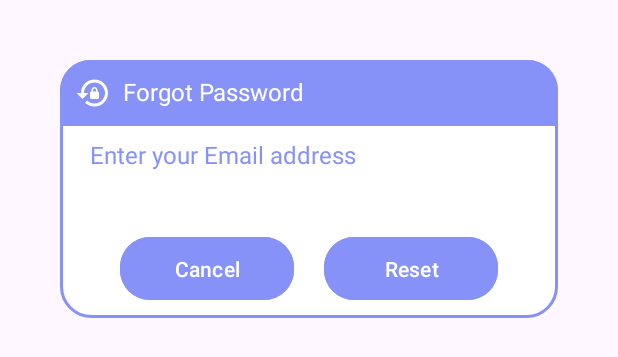
After one commit to Pasindu666/androidapplication, an Android app: the layout dialog_forgot.xml on its own in the app's theme, with its tools: preview values and no code run, on a phone screen of 412 x 824 dp. The commit adds this screen. Shown: the top 357 px of the screen. Run offline under Robolectric (Android 15) with nearby library versions, the phone set to English and light mode, and no system bars.

Commit message:
Android Application (Forgot Password added)

```diff
--- a/app/src/main/res/drawable/baseline_lock_reset_24.xml
+++ b/app/src/main/res/drawable/baseline_lock_reset_24.xml
@@ -1,4 +1,4 @@
-<vector android:height="24dp" android:tint="#8692F7"
+<vector android:height="24dp" android:tint="@color/white"
     android:viewportHeight="24" android:viewportWidth="24"
     android:width="24dp" xmlns:android="http://schemas.android.com/apk/res/android">
     <path android:fillColor="@android:color/white" android:pathData="M13,3c-4.97,0 -9,4.03 -9,9H1l4,4l4,-4H6c0,-3.86 3.14,-7 7,-7s7,3.14 7,7s-3.14,7 -7,7c-1.9,0 -3.62,-0.76 -4.88,-1.99L6.7,18.42C8.32,20.01 10.55,21 13,21c4.97,0 9,-4.03 9,-9S17.97,3 13,3zM15,11v-1c0,-1.1 -0.9,-2 -2,-2s-2,0.9 -2,2v1c-0.55,0 -1,0.45 -1,1v3c0,0.55 0.45,1 1,1h4c0.55,0 1,-0.45 1,-1v-3C16,11.45 15.55,11 15,11zM14,11h-2v-1c0,-0.55 0.45,-1 1,-1s1,0.45 1,1V11z"/>
--- /dev/null
+++ b/app/src/main/res/layout/dialog_forgot.xml
@@ -0,0 +1,96 @@
+<?xml version="1.0" encoding="utf-8"?>
+<androidx.constraintlayout.widget.ConstraintLayout
+    xmlns:android="http://schemas.android.com/apk/res/android"
+    android:layout_width="match_parent"
+    android:layout_height="match_parent"
+    android:layout_margin="20dp"
+    android:padding="20dp"
+    android:id="@+id/dialog_forgot"
+    xmlns:app="http://schemas.android.com/apk/res-auto">
+
+    <androidx.constraintlayout.widget.ConstraintLayout
+        android:layout_width="match_parent"
+        android:layout_height="wrap_content"
+        android:id="@+id/dialogBox"
+        app:layout_constraintTop_toTopOf="parent"
+        android:background="@drawable/white_box">
+
+        <TextView
+            android:layout_width="match_parent"
+            android:layout_height="wrap_content"
+            android:id="@+id/forgot_title"
+            android:text="Forgot Password"
+            android:padding="10dp"
+            android:textSize="16sp"
+            android:background="@drawable/lavender_round"
+            android:textColor="@color/white"
+            android:drawableLeft="@drawable/baseline_lock_reset_24"
+            android:drawablePadding="8dp"
+            app:layout_constraintTop_toTopOf="parent"/>
+
+        <TextView
+            android:layout_width="match_parent"
+            android:layout_height="wrap_content"
+            android:id="@+id/desc"
+            android:text="Enter your Email address"
+            android:layout_marginStart="20dp"
+            android:layout_marginEnd="20dp"
+            android:textSize="16sp"
+            android:textColor="@color/lavender"
+            app:layout_constraintTop_toBottomOf="@id/forgot_title"
+            app:layout_constraintBottom_toTopOf="@id/emailBox"/>
+
+        <TextView
+            android:layout_width="300dp"
+            android:layout_height="wrap_content"
+            android:id="@+id/emailBox"
+            android:textColor="@color/lavender"
+            android:textSize="16sp"
+            android:layout_marginStart="20dp"
+            android:layout_marginBottom="30dp"
+            android:maxLines="1"
+            android:backgroundTint="@color/lavender"
+            app:layout_constraintStart_toStartOf="parent"
+            app:layout_constraintBottom_toBottomOf="parent"
+            app:layout_constraintTop_toBottomOf="@id/forgot_title"/>
+
+        <Button
+            android:layout_width="0dp"
+            android:layout_height="50dp"
+            android:id="@+id/btnCancel"
+            android:layout_marginStart="40dp"
+            android:layout_marginEnd="10dp"
+            android:text="Cancel"
+            android:textColor="@color/white"
+            android:textSize="14sp"
+            app:cornerRadius ="20dp"
+            android:layout_marginBottom="8dp"
+            android:layout_marginTop="10dp"
+            app:layout_constraintStart_toStartOf="parent"
+            app:layout_constraintTop_toBottomOf="@id/emailBox"
+            app:layout_constraintBottom_toBottomOf="@id/dialogBox"
+            app:layout_constraintEnd_toStartOf="@id/btnReset"
+            android:backgroundTint="@color/lavender"/>
+
+        <Button
+            android:backgroundTint="@color/lavender"
+            android:id="@+id/btnReset"
+            android:layout_width="0dp"
+            android:layout_height="50dp"
+            android:text="Reset"
+            android:layout_marginStart="10dp"
+            android:layout_marginBottom="8dp"
+            android:layout_marginTop="10dp"
+            android:layout_marginEnd="40dp"
+            android:textColor="@color/white"
+            android:textSize="14sp"
+            app:cornerRadius="20dp"
+            app:layout_constraintEnd_toEndOf="parent"
+            app:layout_constraintBottom_toBottomOf="@id/dialogBox"
+            app:layout_constraintStart_toEndOf="@id/btnCancel"/>
+
+
+
+    </androidx.constraintlayout.widget.ConstraintLayout>
+
+</androidx.constraintlayout.widget.ConstraintLayout>
```
Also changed, not shown: app/src/main/java/com/example/signuploginfirebase/LoginActivity.java (+53 -0 lines), app/src/main/res/layout/activity_login.xml (+13 -0 lines).
